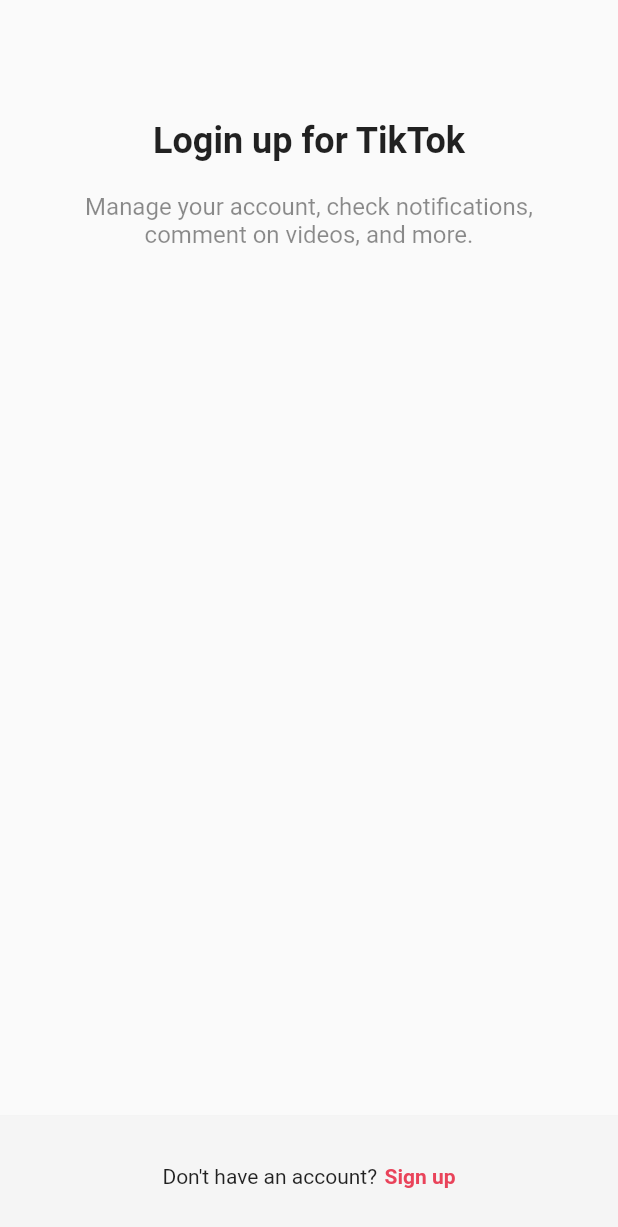
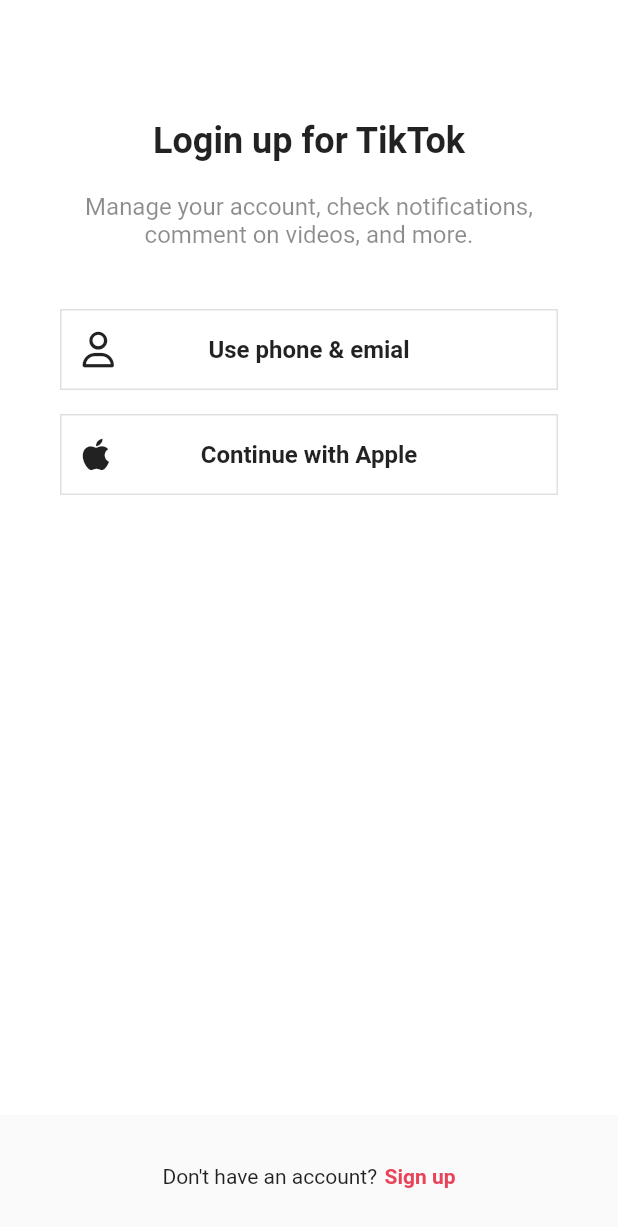
Before and after one commit to Zvckaya/Tiktok_clone, a Flutter app: the screen it shows after launch, after a tap on "Log in", on a phone screen of 412 x 824 dp. Shown: the top 1227 px of the screen. Run offline on Flutter 3.47's test engine with Material 2 defaults, Android fonts, the phone set to English and light mode, and no system bars; our stand-ins replace font_awesome_flutter.

```diff
--- a/lib/feartures/authentication/login_screen.dart
+++ b/lib/feartures/authentication/login_screen.dart
@@ -1,40 +1,61 @@
 import 'package:flutter/material.dart';
+import 'package:font_awesome_flutter/font_awesome_flutter.dart';
 import 'package:tiktok_clone/constants/gaps.dart';
 import 'package:tiktok_clone/constants/sizes.dart';
+import 'package:tiktok_clone/feartures/authentication/email_screen.dart';
 import 'package:tiktok_clone/feartures/authentication/sign_up_screen.dart';
+import 'package:tiktok_clone/feartures/authentication/widgets/auth_button.dart';
+import 'package:tiktok_clone/feartures/username_screen.dart';
 
 class LoginScreen extends StatelessWidget {
   const LoginScreen({super.key});
 
-  void onSignUpTap(BuildContext context) {
+  void _onSignUpTap(BuildContext context) {
     Navigator.of(context)
         .pop(MaterialPageRoute(builder: (context) => SignUpScreen()));
+  }
+
+  void _onEmailTap(BuildContext context) {
+    Navigator.of(context).push(MaterialPageRoute(
+      builder: (context) => UsernameScreen(),
+    ));
   }
 
   @override
   Widget build(BuildContext context) {
     return Scaffold(
-      body: const SafeArea(
+      body: SafeArea(
           child: Padding(
         padding: EdgeInsets.symmetric(horizontal: Sizes.size40),
         child: Column(children: [
           Gaps.v80,
-          Text(
+          const Text(
             "Login up for TikTok",
             style:
                 TextStyle(fontSize: Sizes.size24, fontWeight: FontWeight.w700),
           ),
           Gaps.v20,
-          Text(
+          const Text(
             "Manage your account, check notifications, comment on videos, and more.",
             style: TextStyle(fontSize: Sizes.size16, color: Colors.black45),
             textAlign: TextAlign.center,
           ),
+          Gaps.v40,
+          AuthButton(
+            onTap: _onEmailTap,
+            icon: FaIcon(FontAwesomeIcons.user),
+            text: "Use phone & emial",
+          ),
+          Gaps.v16,
+          const AuthButton(
+            icon: FaIcon(FontAwesomeIcons.apple),
+            text: "Continue with Apple",
+          )
         ]),
       )),
       bottomNavigationBar: BottomAppBar(
         elevation: 1,
-        color: Colors.grey.shade100,
+        color: Colors.grey.shade50,
         child: Padding(
           padding: const EdgeInsets.symmetric(vertical: Sizes.size32),
           child: Row(
@@ -43,7 +64,7 @@ class LoginScreen extends StatelessWidget {
               const Text("Don't have an account?"),
               Gaps.h5,
               GestureDetector(
-                onTap: () => onSignUpTap(context),
+                onTap: () => _onSignUpTap,
                 child: Text(
                   'Sign up',
                   style: TextStyle(
--- a/lib/feartures/authentication/sign_up_screen.dart
+++ b/lib/feartures/authentication/sign_up_screen.dart
@@ -1,45 +1,62 @@
 import 'package:flutter/material.dart';
+import 'package:font_awesome_flutter/font_awesome_flutter.dart';
 import 'package:tiktok_clone/constants/gaps.dart';
 import 'package:tiktok_clone/constants/sizes.dart';
+import 'package:tiktok_clone/feartures/authentication/email_screen.dart';
 import 'package:tiktok_clone/feartures/authentication/login_screen.dart';
 import 'package:tiktok_clone/feartures/authentication/widgets/auth_button.dart';
+import 'package:tiktok_clone/feartures/username_screen.dart';
 
 class SignUpScreen extends StatelessWidget {
   const SignUpScreen({super.key});
 
-  void onLoginTap(BuildContext context) {
+  void _onLoginTap(BuildContext context) {
     Navigator.of(context).push(MaterialPageRoute(
       builder: (context) => LoginScreen(),
+    ));
+  }
+
+  void _onEmailTap(BuildContext context) {
+    Navigator.of(context).push(MaterialPageRoute(
+      builder: (context) => UsernameScreen(),
     ));
   }
 
   @override
   Widget build(BuildContext context) {
     return Scaffold(
-      body: const SafeArea(
+      body: SafeArea(
           child: Padding(
         padding: EdgeInsets.symmetric(horizontal: Sizes.size40),
         child: Column(children: [
           Gaps.v80,
-          Text(
+          const Text(
             "Sign up for TikTok",
             style:
                 TextStyle(fontSize: Sizes.size24, fontWeight: FontWeight.w700),
           ),
           Gaps.v20,
-          Text(
+          const Text(
             "Create a profile, follow other accounts, make your own videos, and more.",
             style: TextStyle(fontSize: Sizes.size16, color: Colors.black45),
             textAlign: TextAlign.center,
           ),
           Gaps.v40,
-          AuthButton(text: "Use phone or emial"),
-          AuthButton(text: "Continue with Apple")
+          AuthButton(
+            icon: FaIcon(FontAwesomeIcons.user),
+            text: "Use phone & emial",
+            onTap: _onEmailTap,
+          ),
+          Gaps.v16,
+          AuthButton(
+            icon: FaIcon(FontAwesomeIcons.apple),
+            text: "Continue with Apple",
+          )
         ]),
       )),
       bottomNavigationBar: BottomAppBar(
         elevation: 1,
-        color: Colors.grey.shade100,
+        color: Colors.grey.shade50,
         child: Padding(
           padding: const EdgeInsets.symmetric(vertical: Sizes.size32),
           child: Row(
@@ -48,7 +65,7 @@ class SignUpScreen extends StatelessWidget {
               const Text('Already have an account?'),
               Gaps.h5,
               GestureDetector(
-                onTap: () => onLoginTap(context),
+                onTap: () => _onLoginTap(context),
                 child: Text(
                   'Log in',
                   style: TextStyle(
--- a/lib/feartures/authentication/widgets/auth_button.dart
+++ b/lib/feartures/authentication/widgets/auth_button.dart
@@ -1,31 +1,50 @@
 import 'package:flutter/material.dart';
+import 'package:font_awesome_flutter/font_awesome_flutter.dart';
 import 'package:tiktok_clone/constants/sizes.dart';
 
 class AuthButton extends StatelessWidget {
   final String text;
+  final FaIcon icon;
+  final Function? onTap;
 
   const AuthButton({
     super.key,
     required this.text,
+    required this.icon,
+    this.onTap,
   });
 
   @override
   Widget build(BuildContext context) {
-    return FractionallySizedBox(
+    return GestureDetector(
+      onTap: () => onTap == null ? (context) => {} : onTap!(context),
+      child: FractionallySizedBox(
         widthFactor: 1,
         child: Container(
-        padding: const EdgeInsets.symmetric(vertical: Sizes.size14),
+            padding: const EdgeInsets.all(Sizes.size14),
             decoration: BoxDecoration(
               border: Border.all(
                 color: Colors.grey.shade300,
                 width: Sizes.size1,
               ),
             ),
-        child: Text(
+            child: Stack(
+              alignment: Alignment.center,
+              children: [
+                Align(
+                  child: icon,
+                  alignment: Alignment.centerLeft,
+                ),
+                Text(
                   text,
+                  style: const TextStyle(
+                    fontSize: Sizes.size16,
+                    fontWeight: FontWeight.w600,
+                  ),
                   textAlign: TextAlign.center,
-          style: TextStyle(fontSize: Sizes.size16, fontWeight: FontWeight.bold),
-        ),
+                )
+              ],
+            )),
       ),
     );
   }
--- a/lib/main.dart
+++ b/lib/main.dart
@@ -1,4 +1,5 @@
 import 'package:flutter/material.dart';
+import 'package:tiktok_clone/constants/sizes.dart';
 import 'package:tiktok_clone/feartures/authentication/sign_up_screen.dart';
 
 void main() {
@@ -14,9 +15,18 @@ class TikTokApp extends StatelessWidget {
     return MaterialApp(
       title: 'TikTok Clone',
       theme: ThemeData(
+        appBarTheme: const AppBarTheme(
+            elevation: 0,
+            foregroundColor: Colors.black,
+            backgroundColor: Colors.white,
+            titleTextStyle: TextStyle(
+                fontSize: Sizes.size16 + Sizes.size2,
+                fontWeight: FontWeight.w600,
+                color: Colors.black)),
+        scaffoldBackgroundColor: Colors.white,
         primaryColor: Color(0xFFE9435A),
       ),
-      home: SignUpScreen(),
+      home: const SignUpScreen(),
     );
   }
 }
```
Also changed, not shown: lib/feartures/authentication/email_screen.dart (added, +39 -0 lines), lib/feartures/username_screen.dart (added, +93 -0 lines). Lines whose indentation alone changed are shown as unchanged.
